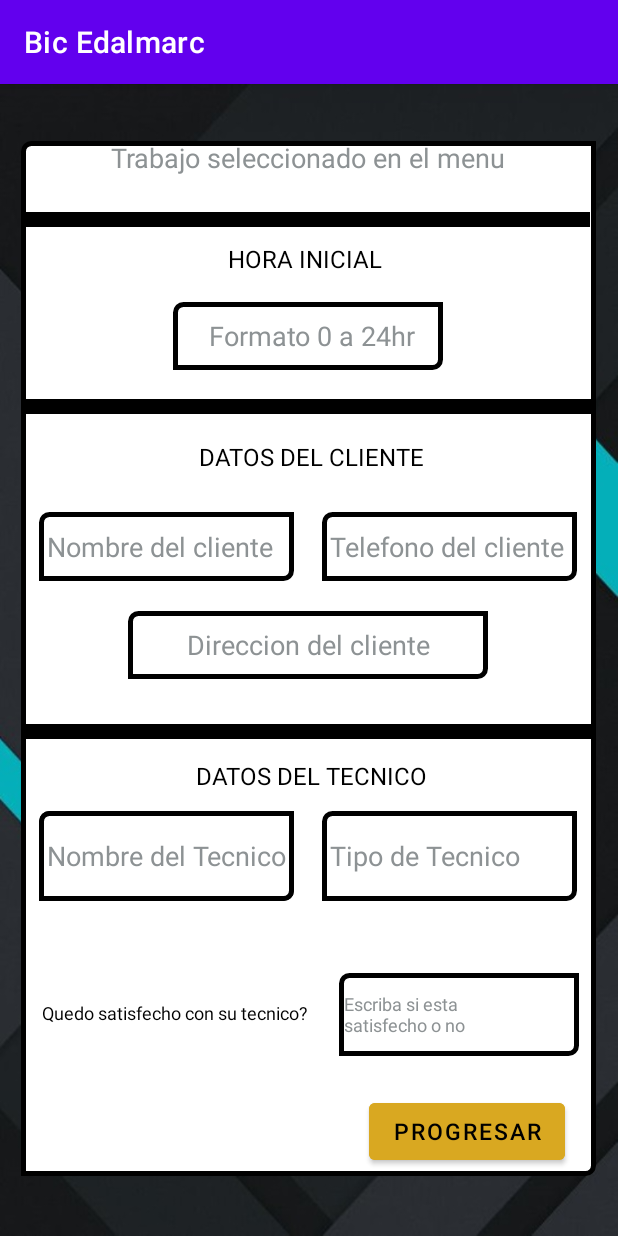
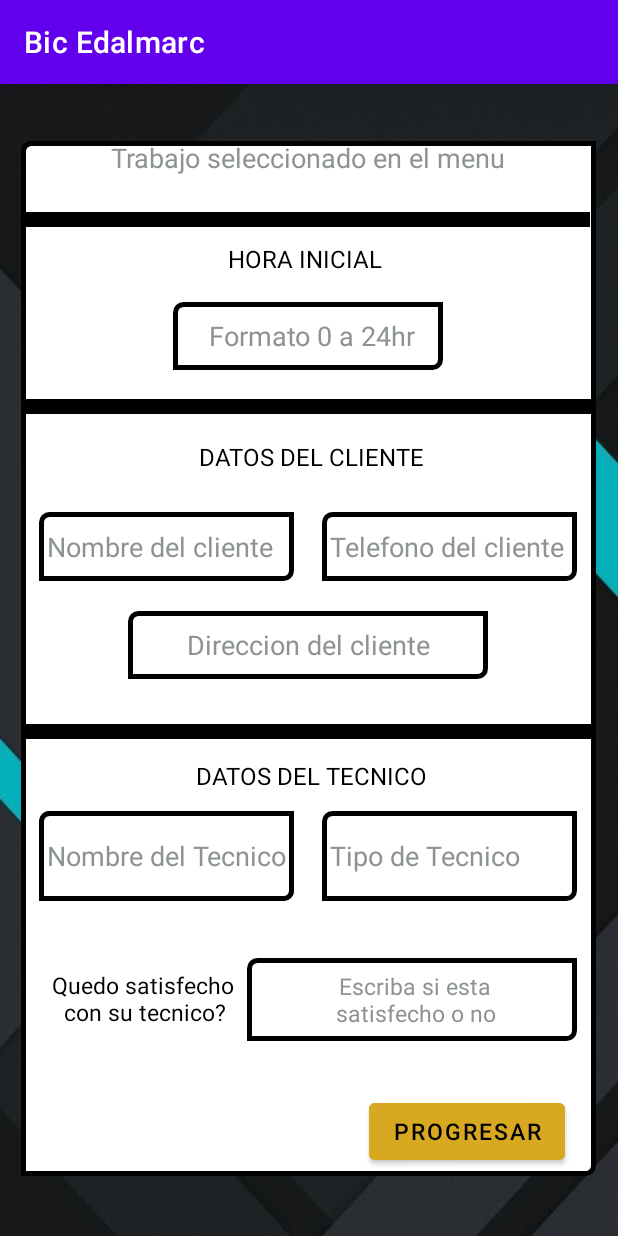
Before and after one commit to Teran894/Bic_Edalmarc, an Android app: the Formulario1 screen opened directly, with no data from a screen before it, on a phone screen of 412 x 824 dp. Run offline under Robolectric (Android 15) with nearby library versions, the light colour scheme and no system bars.

Commit message:
Update activity_formulario1.xml

```diff
--- a/app/src/main/res/layout/activity_formulario1.xml
+++ b/app/src/main/res/layout/activity_formulario1.xml
@@ -225,20 +225,19 @@
 
     <EditText
         android:id="@+id/ratingdeltecnico"
-        android:layout_width="160dp"
+        android:layout_width="220dp"
         android:layout_height="55dp"
         android:background="@drawable/customborder"
-        android:ems="10"
+        android:gravity="center"
         android:hint=" Escriba si esta\n satisfecho o no"
-        android:inputType="textPersonName"
         android:textColorHint="@color/silver"
-        android:textSize="12dp"
+        android:textSize="15dp"
         app:layout_constraintBottom_toBottomOf="parent"
         app:layout_constraintEnd_toEndOf="parent"
-        app:layout_constraintHorizontal_bias="0.896"
+        app:layout_constraintHorizontal_bias="0.858"
         app:layout_constraintStart_toStartOf="parent"
         app:layout_constraintTop_toTopOf="parent"
-        app:layout_constraintVertical_bias="0.832"
+        app:layout_constraintVertical_bias="0.818"
         tools:ignore="HardcodedText,SpUsage" />
 
     <EditText
@@ -259,19 +258,19 @@
         tools:ignore="HardcodedText,SpUsage" />
 
     <TextView
-        android:id="@+id/DetalleTecnico"
+        android:id="@+id/DetalleRating"
         android:layout_width="wrap_content"
         android:layout_height="wrap_content"
         android:gravity="center"
-        android:text="Quedo satisfecho con su tecnico?"
+        android:text="Quedo satisfecho \ncon su tecnico?"
         android:textColor="@color/black"
-        android:textSize="12dp"
+        android:textSize="15dp"
         app:layout_constraintBottom_toBottomOf="parent"
         app:layout_constraintEnd_toEndOf="parent"
-        app:layout_constraintHorizontal_bias="0.116"
+        app:layout_constraintHorizontal_bias="0.119"
         app:layout_constraintStart_toStartOf="parent"
         app:layout_constraintTop_toTopOf="parent"
-        app:layout_constraintVertical_bias="0.813"
+        app:layout_constraintVertical_bias="0.81"
         tools:ignore="HardcodedText,SpUsage" />
 
     <Button
```
